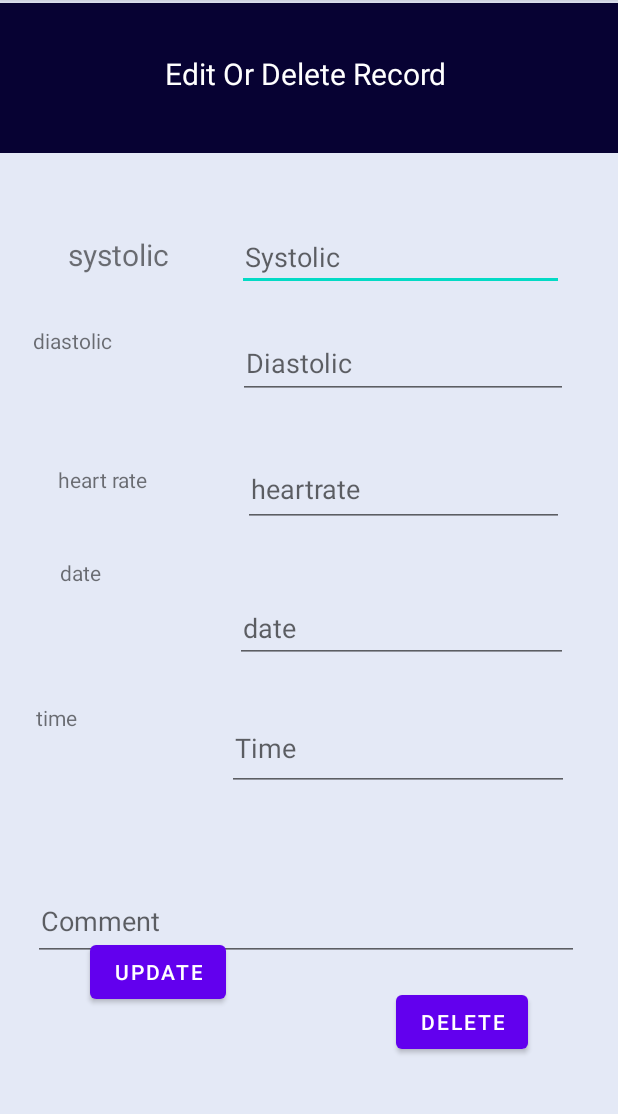
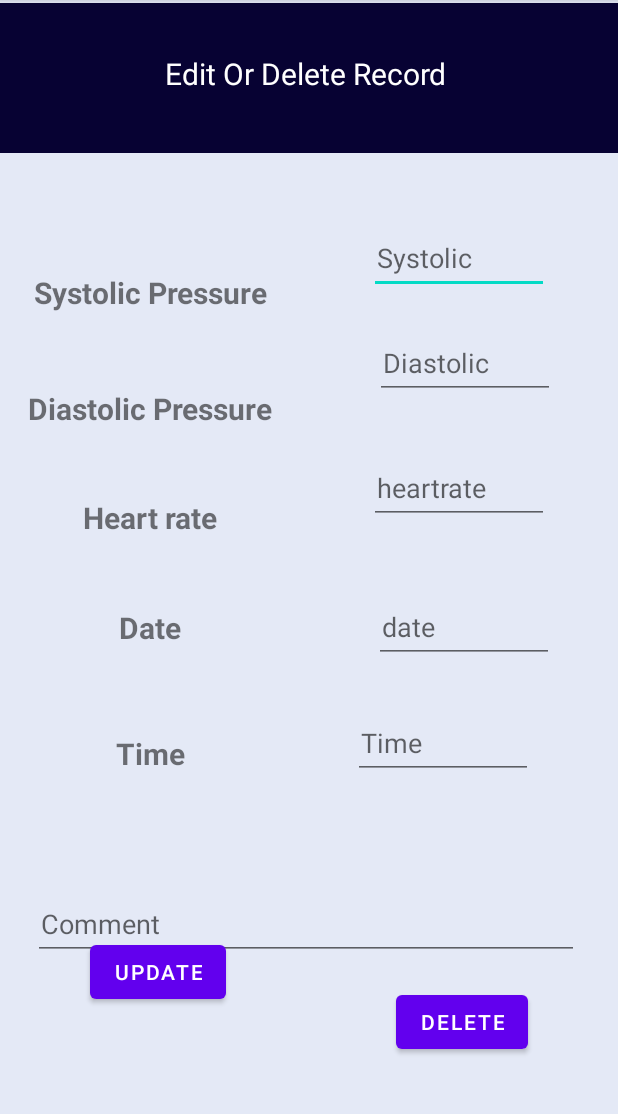
Before and after one commit to ZakariaHossain56/CardiacRecorder, an Android app: the RecordDetailsActivity screen opened directly, with no data from a screen before it, on a phone screen of 412 x 824 dp, the part 84-1198 px from its top. Run offline under Robolectric (Android 15) with nearby library versions, the phone set to English and light mode, and no system bars; our stand-ins replace Firebase (no records; nobody signed in at launch, a user with empty details on screens opened directly).

Commit message:
edit design

```diff
--- a/app/src/main/res/layout/activity_record_details.xml
+++ b/app/src/main/res/layout/activity_record_details.xml
@@ -27,8 +27,8 @@
 
     <EditText
         android:id="@+id/delsys"
-        android:layout_width="218dp"
-        android:layout_height="46dp"
+        android:layout_width="120dp"
+        android:layout_height="48dp"
         android:layout_margin="20dp"
         android:hint="Systolic"
         android:padding="5dp"
@@ -41,7 +41,7 @@
 
     <EditText
         android:id="@+id/deldias"
-        android:layout_width="220dp"
+        android:layout_width="120dp"
         android:layout_height="48dp"
         android:layout_margin="20dp"
         android:hint="Diastolic"
@@ -55,8 +55,8 @@
 
     <EditText
         android:id="@+id/delrate"
-        android:layout_width="214dp"
-        android:layout_height="51dp"
+        android:layout_width="120dp"
+        android:layout_height="48dp"
         android:layout_margin="20dp"
         android:hint="heartrate"
         android:padding="5dp"
@@ -69,8 +69,8 @@
 
     <EditText
         android:id="@+id/deldate"
-        android:layout_width="222dp"
-        android:layout_height="47dp"
+        android:layout_width="120dp"
+        android:layout_height="48dp"
         android:layout_margin="20dp"
         android:hint="date"
         android:padding="5dp"
@@ -83,22 +83,22 @@
 
     <EditText
         android:id="@+id/deltime"
-        android:layout_width="228dp"
-        android:layout_height="58dp"
+        android:layout_width="120dp"
+        android:layout_height="48dp"
         android:layout_margin="20dp"
         android:hint="Time"
         android:padding="5dp"
         app:layout_constraintBottom_toBottomOf="parent"
         app:layout_constraintEnd_toEndOf="parent"
-        app:layout_constraintHorizontal_bias="0.912"
+        app:layout_constraintHorizontal_bias="0.855"
         app:layout_constraintStart_toStartOf="parent"
         app:layout_constraintTop_toTopOf="parent"
-        app:layout_constraintVertical_bias="0.671" />
+        app:layout_constraintVertical_bias="0.664" />
 
     <EditText
         android:id="@+id/delcomment"
         android:layout_width="364dp"
-        android:layout_height="54dp"
+        android:layout_height="48dp"
         android:layout_margin="20dp"
         android:hint="Comment"
         android:padding="5dp"
@@ -132,62 +132,79 @@
 
     <TextView
         android:id="@+id/textView"
-        android:layout_width="95dp"
-        android:layout_height="43dp"
-        android:text="systolic"
+        android:layout_width="200dp"
+        android:layout_height="48dp"
         android:gravity="center"
+        android:text="Systolic Pressure"
         android:textSize="20dp"
+        android:textStyle="bold"
         app:layout_constraintBottom_toBottomOf="parent"
         app:layout_constraintEnd_toEndOf="parent"
-        app:layout_constraintHorizontal_bias="0.098"
+        app:layout_constraintHorizontal_bias="0.0"
         app:layout_constraintStart_toStartOf="parent"
         app:layout_constraintTop_toTopOf="parent"
-        app:layout_constraintVertical_bias="0.204" />
+        app:layout_constraintVertical_bias="0.238" />
 
     <TextView
         android:id="@+id/textView2"
-        android:layout_width="104dp"
-        android:layout_height="50dp"
-        android:text="diastolic"
+        android:layout_width="200dp"
+        android:layout_height="48dp"
+        android:gravity="center"
+        android:text="Diastolic Pressure"
+        android:textSize="20dp"
+        android:textStyle="bold"
         app:layout_constraintBottom_toBottomOf="parent"
         app:layout_constraintEnd_toEndOf="parent"
-        app:layout_constraintHorizontal_bias="0.071"
+        app:layout_constraintHorizontal_bias="0.0"
         app:layout_constraintStart_toStartOf="parent"
         app:layout_constraintTop_toTopOf="parent"
-        app:layout_constraintVertical_bias="0.303" />
+        app:layout_constraintVertical_bias="0.345" />
 
     <TextView
         android:id="@+id/textView3"
-        android:layout_width="73dp"
-        android:layout_height="41dp"
-        android:text="heart rate"
+        android:layout_width="200dp"
+        android:layout_height="48dp"
+        android:foregroundGravity="left"
+        android:gravity="center"
+        android:text="Heart rate"
+        android:textSize="20dp"
+        android:textStyle="bold"
         app:layout_constraintBottom_toBottomOf="parent"
         app:layout_constraintEnd_toEndOf="parent"
-        app:layout_constraintHorizontal_bias="0.115"
+        app:layout_constraintHorizontal_bias="0.0"
         app:layout_constraintStart_toStartOf="parent"
         app:layout_constraintTop_toTopOf="parent"
-        app:layout_constraintVertical_bias="0.427" />
+        app:layout_constraintVertical_bias="0.446" />
 
     <TextView
         android:id="@+id/textView4"
-        android:layout_width="76dp"
-        android:layout_height="45dp"
-        android:layout_marginTop="372dp"
-        android:layout_marginEnd="296dp"
-        android:text="date"
+        android:layout_width="200dp"
+        android:layout_height="48dp"
+        android:gravity="center"
+        android:text="Date"
+        android:textSize="20dp"
+        android:textStyle="bold"
+        app:layout_constraintBottom_toBottomOf="parent"
         app:layout_constraintEnd_toEndOf="parent"
-        app:layout_constraintTop_toTopOf="parent" />
+        app:layout_constraintHorizontal_bias="0.0"
+        app:layout_constraintStart_toStartOf="parent"
+        app:layout_constraintTop_toTopOf="parent"
+        app:layout_constraintVertical_bias="0.548" />
 
     <TextView
         android:id="@+id/textView5"
-        android:layout_width="84dp"
-        android:layout_height="49dp"
-        android:layout_marginEnd="304dp"
-        android:text="time"
+        android:layout_width="200dp"
+        android:layout_height="48dp"
+        android:gravity="center"
+        android:text="Time"
+        android:textSize="20dp"
+        android:textStyle="bold"
         app:layout_constraintBottom_toBottomOf="parent"
         app:layout_constraintEnd_toEndOf="parent"
+        app:layout_constraintHorizontal_bias="0.0"
+        app:layout_constraintStart_toStartOf="parent"
         app:layout_constraintTop_toTopOf="parent"
-        app:layout_constraintVertical_bias="0.652" />
+        app:layout_constraintVertical_bias="0.665" />
 
 
 </androidx.constraintlayout.widget.ConstraintLayout>
```
